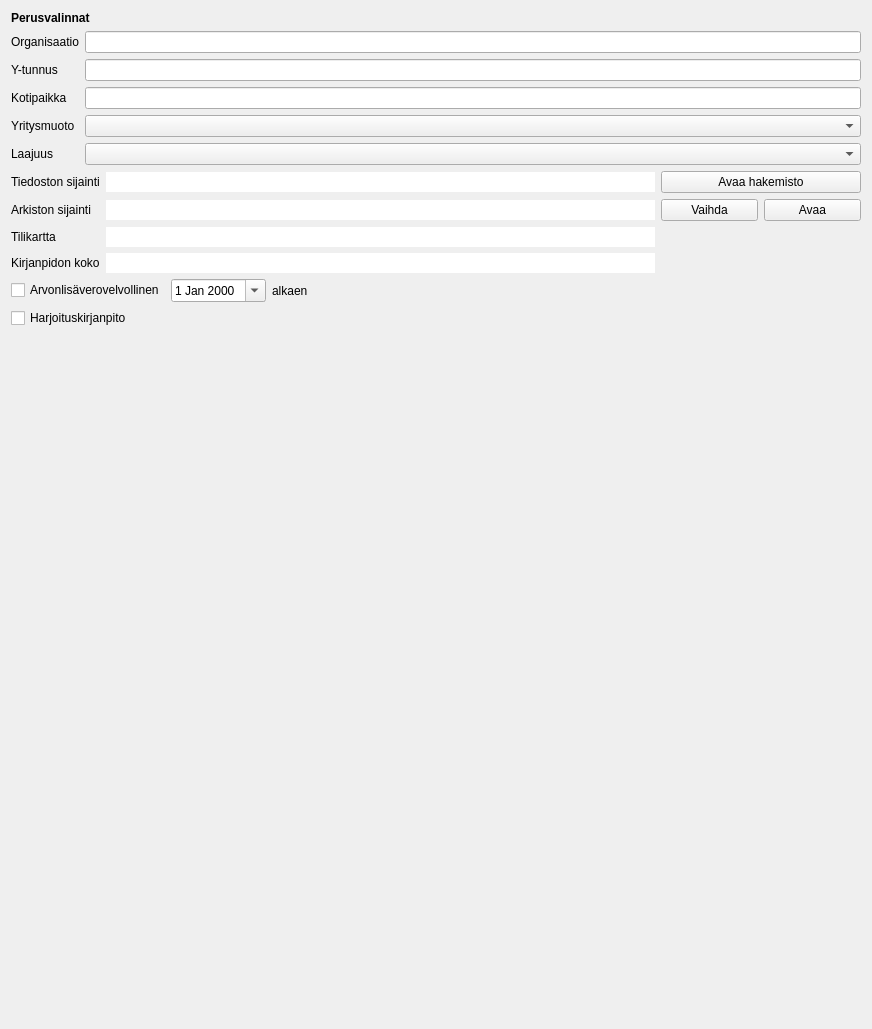
artoh/kitupiikki, file kitsas/maaritys/perusvalinnat.ui: the form before one commit.
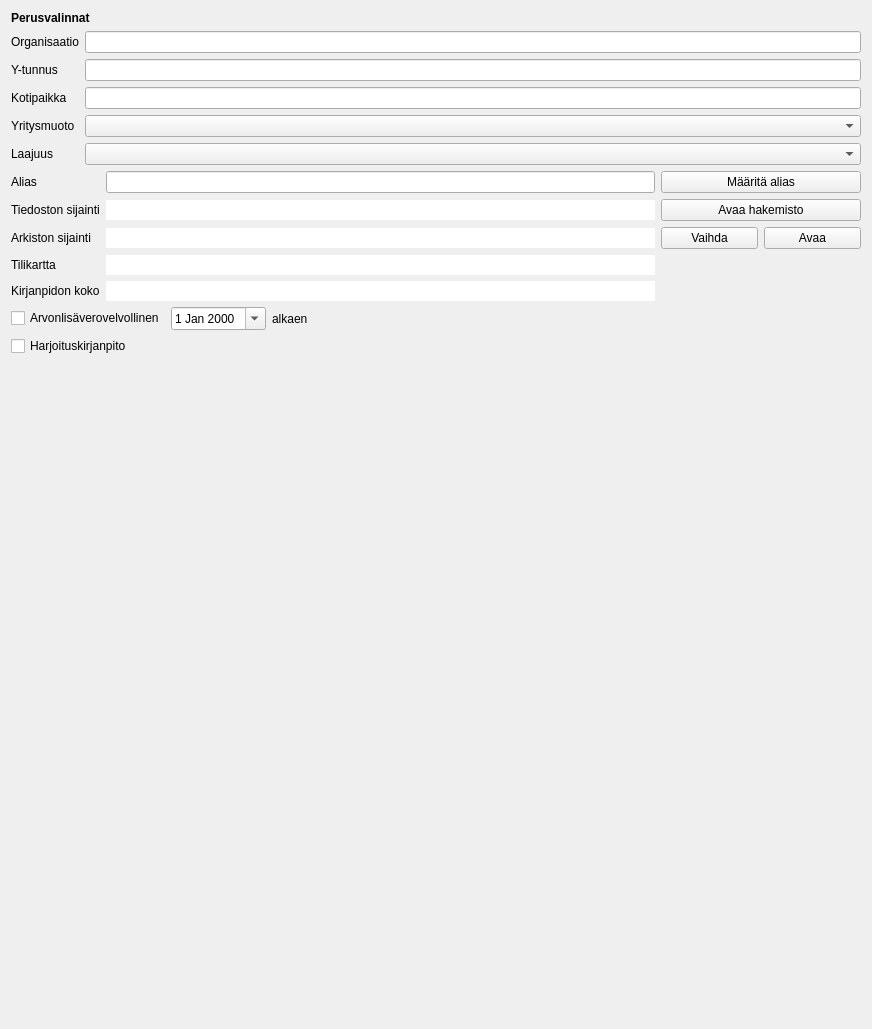
The form after the commit. Icons and pictures are not drawn.

Commit message: Alias perusvalinnoissa

```diff
--- a/kitsas/maaritys/perusvalinnat.ui
+++ b/kitsas/maaritys/perusvalinnat.ui
@@ -117,34 +117,70 @@
     </layout>
    </item>
    <item>
-    <layout class="QGridLayout" name="gridLayout" columnstretch="0,1,0">
+    <layout class="QGridLayout" name="gridLayout" columnstretch="0,0,0">
      <item row="0" column="0">
+      <widget class="QLabel" name="aliasLabel">
+       <property name="text">
+        <string>Alias</string>
+       </property>
+      </widget>
+     </item>
+     <item row="2" column="2">
+      <layout class="QHBoxLayout" name="horizontalLayout_2">
+       <item>
+        <widget class="QPushButton" name="vaihdaArkistoNappi">
+         <property name="minimumSize">
+          <size>
+           <width>64</width>
+           <height>0</height>
+          </size>
+         </property>
+         <property name="text">
+          <string>Vaihda</string>
+         </property>
+         <property name="icon">
+          <iconset resource="../pic/pic.qrc">
+           <normaloff>:/pic/kansiossa.png</normaloff>:/pic/kansiossa.png</iconset>
+         </property>
+        </widget>
+       </item>
+       <item>
+        <widget class="QPushButton" name="avaaArkistoNappi">
+         <property name="minimumSize">
+          <size>
+           <width>64</width>
+           <height>0</height>
+          </size>
+         </property>
+         <property name="text">
+          <string>Avaa</string>
+         </property>
+         <property name="icon">
+          <iconset resource="../pic/pic.qrc">
+           <normaloff>:/pic/kansiossa.png</normaloff>:/pic/kansiossa.png</iconset>
+         </property>
+        </widget>
+       </item>
+      </layout>
+     </item>
+     <item row="4" column="1">
+      <widget class="QLineEdit" name="kokoEdit">
+       <property name="frame">
+        <bool>false</bool>
+       </property>
+       <property name="readOnly">
+        <bool>true</bool>
+       </property>
+      </widget>
+     </item>
+     <item row="1" column="0">
       <widget class="QLabel" name="tsLabel">
        <property name="text">
         <string>Tiedoston sijainti</string>
        </property>
       </widget>
      </item>
-     <item row="0" column="1">
-      <widget class="QLineEdit" name="sijaintiLabel">
-       <property name="mouseTracking">
-        <bool>true</bool>
-       </property>
-       <property name="focusPolicy">
-        <enum>Qt::NoFocus</enum>
-       </property>
-       <property name="frame">
-        <bool>false</bool>
-       </property>
-       <property name="readOnly">
-        <bool>true</bool>
-       </property>
-       <property name="clearButtonEnabled">
-        <bool>false</bool>
-       </property>
-      </widget>
-     </item>
-     <item row="0" column="2">
+     <item row="1" column="2">
       <widget class="QPushButton" name="hakemistoNappi">
        <property name="minimumSize">
         <size>
@@ -161,17 +197,26 @@
        </property>
       </widget>
      </item>
-     <item row="1" column="0">
-      <widget class="QLabel" name="arkistoLabel">
-       <property name="text">
-        <string>Arkiston sijainti</string>
+     <item row="1" column="1">
+      <widget class="QLineEdit" name="sijaintiLabel">
+       <property name="mouseTracking">
+        <bool>true</bool>
        </property>
-       <property name="buddy">
-        <cstring>arkistoEdit</cstring>
+       <property name="focusPolicy">
+        <enum>Qt::NoFocus</enum>
+       </property>
+       <property name="frame">
+        <bool>false</bool>
+       </property>
+       <property name="readOnly">
+        <bool>true</bool>
+       </property>
+       <property name="clearButtonEnabled">
+        <bool>false</bool>
        </property>
       </widget>
      </item>
-     <item row="1" column="1">
+     <item row="2" column="1">
       <widget class="QLineEdit" name="arkistoEdit">
        <property name="frame">
         <bool>false</bool>
@@ -181,45 +226,17 @@
        </property>
       </widget>
      </item>
-     <item row="1" column="2">
-      <layout class="QHBoxLayout" name="horizontalLayout_2">
-       <item>
-        <widget class="QPushButton" name="vaihdaArkistoNappi">
-         <property name="minimumSize">
-          <size>
-           <width>64</width>
-           <height>0</height>
-          </size>
-         </property>
-         <property name="text">
-          <string>Vaihda</string>
-         </property>
-         <property name="icon">
-          <iconset resource="../pic/pic.qrc">
-           <normaloff>:/pic/kansiossa.png</normaloff>:/pic/kansiossa.png</iconset>
-         </property>
-        </widget>
-       </item>
-       <item>
-        <widget class="QPushButton" name="avaaArkistoNappi">
-         <property name="minimumSize">
-          <size>
-           <width>64</width>
-           <height>0</height>
-          </size>
-         </property>
-         <property name="text">
-          <string>Avaa</string>
-         </property>
-         <property name="icon">
-          <iconset resource="../pic/pic.qrc">
-           <normaloff>:/pic/kansiossa.png</normaloff>:/pic/kansiossa.png</iconset>
-         </property>
-        </widget>
-       </item>
-      </layout>
+     <item row="3" column="1">
+      <widget class="QLineEdit" name="karttaInfo">
+       <property name="frame">
+        <bool>false</bool>
+       </property>
+       <property name="readOnly">
+        <bool>true</bool>
+       </property>
+      </widget>
      </item>
-     <item row="2" column="0">
+     <item row="3" column="0">
       <widget class="QLabel" name="label_7">
        <property name="text">
         <string>Tilikartta</string>
@@ -229,17 +246,17 @@
        </property>
       </widget>
      </item>
-     <item row="2" column="1">
-      <widget class="QLineEdit" name="karttaInfo">
-       <property name="frame">
-        <bool>false</bool>
+     <item row="2" column="0">
+      <widget class="QLabel" name="arkistoLabel">
+       <property name="text">
+        <string>Arkiston sijainti</string>
        </property>
-       <property name="readOnly">
-        <bool>true</bool>
+       <property name="buddy">
+        <cstring>arkistoEdit</cstring>
        </property>
       </widget>
      </item>
-     <item row="3" column="0">
+     <item row="4" column="0">
       <widget class="QLabel" name="label_12">
        <property name="text">
         <string>Kirjanpidon koko</string>
@@ -249,16 +266,24 @@
        </property>
       </widget>
      </item>
-     <item row="3" column="1">
-      <widget class="QLineEdit" name="kokoEdit">
-       <property name="frame">
-        <bool>false</bool>
-       </property>
+     <item row="0" column="1">
+      <widget class="QLineEdit" name="aliasEdit">
        <property name="readOnly">
         <bool>true</bool>
        </property>
       </widget>
      </item>
+     <item row="0" column="2">
+      <widget class="QPushButton" name="aliasButton">
+       <property name="text">
+        <string>Määritä alias</string>
+       </property>
+       <property name="icon">
+        <iconset resource="../pic/pic.qrc">
+         <normaloff>:/pic/link.png</normaloff>:/pic/link.png</iconset>
+       </property>
+      </widget>
+     </item>
     </layout>
    </item>
    <item>
```
Left out of the diff: 1 changed line with no effect on the pictures. The commit also changes 12 other files.
